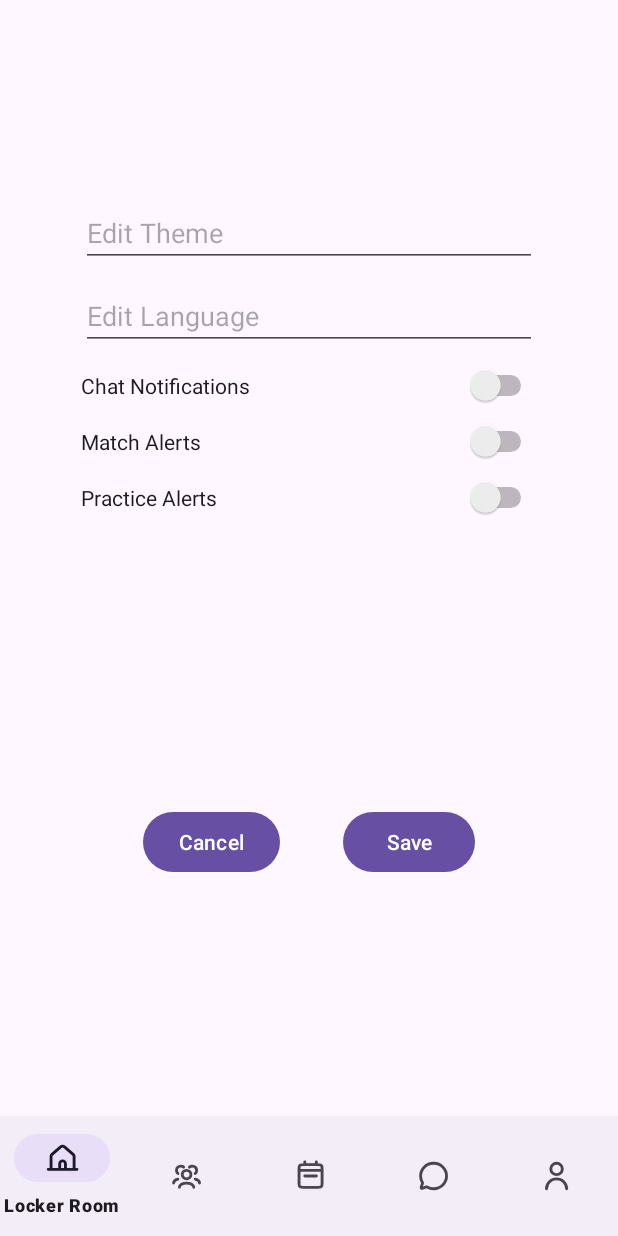
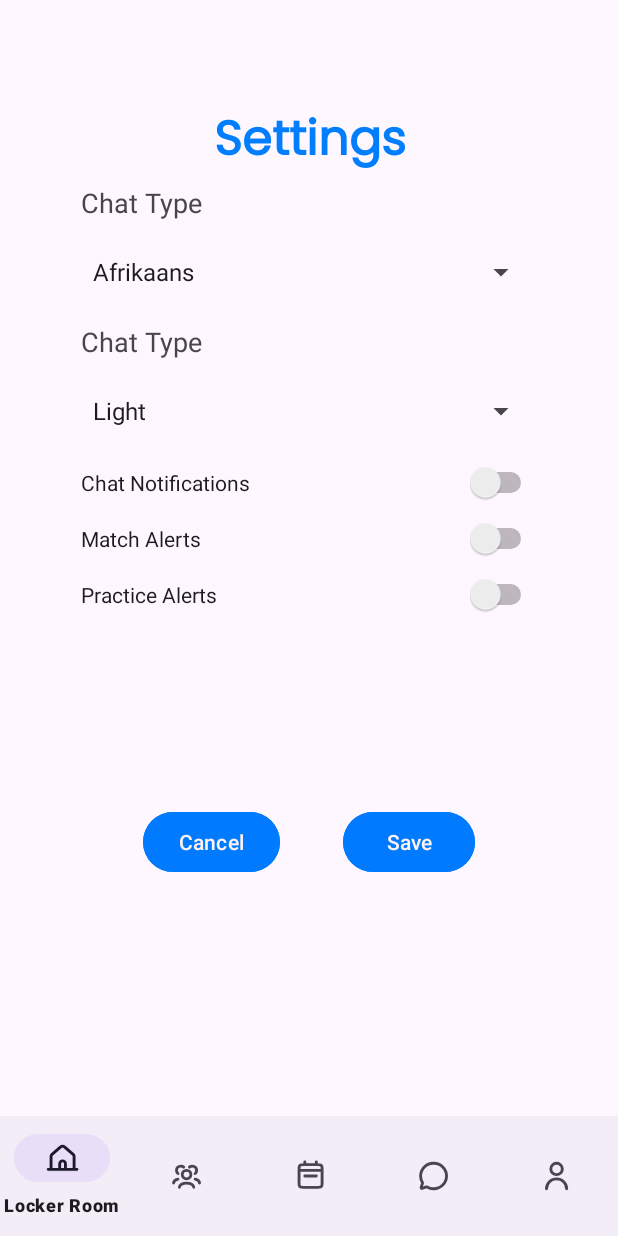
Before and after one commit to FourgeTech/HuddleUp-Frontend, an Android app built with Jetpack Compose: the fragment FragmentSettingsPage placed in its activity, on a phone screen of 412 x 824 dp. Run offline under Robolectric (Android 15) with nearby library versions, the phone set to English and light mode, and no system bars; our stand-ins replace Firebase (no records; nobody signed in at launch, a user with empty details on screens opened directly); 3 statements that could not run were skipped.

Commit message:
Fixed fragment_settings_page.xml crashing

```diff
--- a/app/src/main/res/layout/fragment_settings_page.xml
+++ b/app/src/main/res/layout/fragment_settings_page.xml
@@ -36,27 +36,95 @@
         android:orientation="vertical"
         app:layout_constraintGuide_percent="0.9" />
 
-    <EditText
+    <TextView
+        android:id="@+id/create_account_title"
+        android:layout_width="384dp"
+        android:layout_height="54dp"
+        android:gravity="center"
+        android:layout_marginTop="4dp"
+        android:text="Settings"
+        android:textColor="@color/huddleBlue"
+        android:fontFamily="@font/poppins"
+        android:textStyle="bold"
+        android:textSize="32sp"
+        app:layout_constraintEnd_toStartOf="@+id/guidelineRight"
+        app:layout_constraintStart_toStartOf="@+id/guidelineLeft"
+        app:layout_constraintBottom_toTopOf="@id/guidelineTop" />
+
+    <TextView
+        android:id="@+id/labeThemeType"
+        android:layout_width="0dp"
+        android:layout_height="wrap_content"
+        android:text="Chat Type"
+        android:textAppearance="?android:attr/textAppearanceMedium"
+        app:layout_constraintEnd_toStartOf="@+id/guidelineRight"
+        app:layout_constraintHorizontal_bias="0.0"
+        app:layout_constraintStart_toStartOf="@+id/guidelineLeft"
+        app:layout_constraintTop_toTopOf="@+id/guidelineTop" />
+
+    <Spinner
+        android:id="@+id/editTheme"
+        android:layout_width="0dp"
+        android:layout_marginTop="10dp"
+        android:layout_height="wrap_content"
+        app:layout_constraintEnd_toStartOf="@+id/guidelineRight"
+        app:layout_constraintStart_toStartOf="@+id/guidelineLeft"
+        app:layout_constraintTop_toBottomOf="@+id/labelLanguageType" />
+
+    <TextView
+        android:id="@+id/labelLanguageType"
+        android:layout_width="0dp"
+        android:layout_height="wrap_content"
+        android:layout_marginTop="10dp"
+        android:text="Chat Type"
+        android:textAppearance="?android:attr/textAppearanceMedium"
+        app:layout_constraintEnd_toStartOf="@+id/guidelineRight"
+        app:layout_constraintHorizontal_bias="0.497"
+        app:layout_constraintStart_toStartOf="@+id/guidelineLeft"
+        app:layout_constraintTop_toBottomOf="@+id/editLanguage" />
+
+    <Spinner
         android:id="@+id/editLanguage"
         android:layout_width="0dp"
         android:layout_height="wrap_content"
         android:layout_marginTop="10dp"
-        android:hint="Edit Language"
+        app:layout_constraintEnd_toStartOf="@+id/guidelineRight"
+        app:layout_constraintHorizontal_bias="0.0"
+        app:layout_constraintStart_toStartOf="@+id/guidelineLeft"
+        app:layout_constraintTop_toBottomOf="@+id/labeThemeType" />
+
+    <Switch
+        android:id="@+id/practiceAlertsSwitch"
+        android:layout_width="0dp"
+        android:layout_height="wrap_content"
+        android:layout_marginTop="10dp"
+        android:text="Practice Alerts"
+        app:layout_constraintEnd_toStartOf="@+id/guidelineRight"
+        app:layout_constraintHorizontal_bias="0.0"
+        app:layout_constraintStart_toStartOf="@+id/guidelineLeft"
+        app:layout_constraintTop_toBottomOf="@+id/matchAlertsSwitch" />
+
+    <Switch
+        android:id="@+id/matchAlertsSwitch"
+        android:layout_width="0dp"
+        android:layout_height="wrap_content"
+        android:layout_marginTop="10dp"
+        android:text="Match Alerts"
+        app:layout_constraintEnd_toStartOf="@+id/guidelineRight"
+        app:layout_constraintHorizontal_bias="1.0"
+        app:layout_constraintStart_toStartOf="@+id/guidelineLeft"
+        app:layout_constraintTop_toBottomOf="@+id/chatNotificationsSwitch" />
+
+    <Switch
+        android:id="@+id/chatNotificationsSwitch"
+        android:layout_width="0dp"
+        android:layout_height="wrap_content"
+        android:layout_marginTop="10dp"
+        android:text="Chat Notifications"
         app:layout_constraintEnd_toStartOf="@+id/guidelineRight"
         app:layout_constraintHorizontal_bias="0.0"
         app:layout_constraintStart_toStartOf="@+id/guidelineLeft"
         app:layout_constraintTop_toBottomOf="@+id/editTheme" />
-
-    <EditText
-        android:id="@+id/editTheme"
-        android:layout_width="0dp"
-        android:layout_height="wrap_content"
-        android:layout_marginTop="10dp"
-        android:hint="Edit Theme"
-        app:layout_constraintEnd_toStartOf="@+id/guidelineRight"
-        app:layout_constraintHorizontal_bias="0.0"
-        app:layout_constraintStart_toStartOf="@+id/guidelineLeft"
-        app:layout_constraintTop_toTopOf="@+id/guidelineTop" />
 
     <Button
         android:id="@+id/buttonSave"
@@ -64,6 +132,8 @@
         android:layout_height="wrap_content"
         android:layout_gravity="end"
         android:text="Save"
+        android:backgroundTint="#007BFF"
+        android:textColor="@color/huddleWhite"
         app:layout_constraintBottom_toTopOf="@+id/guidelineBottom"
         app:layout_constraintEnd_toStartOf="@+id/guidelineRight"
         app:layout_constraintHorizontal_bias="0.5"
@@ -75,41 +145,11 @@
         android:layout_height="wrap_content"
         android:layout_gravity="end"
         android:text="Cancel"
+        android:backgroundTint="#007BFF"
+        android:textColor="@color/huddleWhite"
         app:layout_constraintBottom_toTopOf="@+id/guidelineBottom"
         app:layout_constraintEnd_toStartOf="@+id/buttonSave"
         app:layout_constraintHorizontal_bias="0.5"
         app:layout_constraintStart_toStartOf="@+id/guidelineLeft" />
 
-    <Switch
-        android:id="@+id/practiceAlertsSwitch"
-        android:layout_width="0dp"
-        android:layout_height="wrap_content"
-        android:layout_marginTop="10dp"
-        android:text="Practice Alerts"
-        app:layout_constraintEnd_toStartOf="@+id/guidelineRight"
-        app:layout_constraintHorizontal_bias="0.504"
-        app:layout_constraintStart_toStartOf="@+id/guidelineLeft"
-        app:layout_constraintTop_toBottomOf="@+id/matchAlertsSwitch" />
-
-    <Switch
-        android:id="@+id/matchAlertsSwitch"
-        android:layout_width="0dp"
-        android:layout_height="wrap_content"
-        android:layout_marginTop="10dp"
-        android:text="Match Alerts"
-        app:layout_constraintEnd_toStartOf="@+id/guidelineRight"
-        app:layout_constraintHorizontal_bias="0.592"
-        app:layout_constraintStart_toStartOf="@+id/guidelineLeft"
-        app:layout_constraintTop_toBottomOf="@+id/chatNotificationsSwitch" />
-
-    <Switch
-        android:id="@+id/chatNotificationsSwitch"
-        android:layout_width="0dp"
-        android:layout_height="wrap_content"
-        android:layout_marginTop="10dp"
-        android:text="Chat Notifications"
-        app:layout_constraintEnd_toStartOf="@+id/guidelineRight"
-        app:layout_constraintHorizontal_bias="0.504"
-        app:layout_constraintStart_toStartOf="@+id/guidelineLeft"
-        app:layout_constraintTop_toBottomOf="@+id/editLanguage" />
 </androidx.constraintlayout.widget.ConstraintLayout>
```
